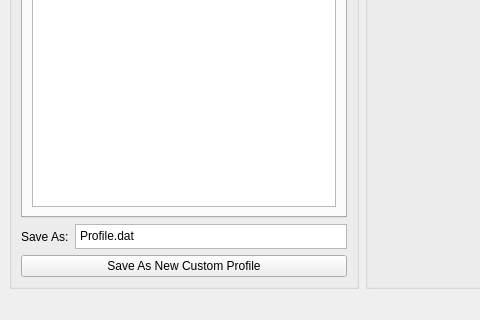
Qt form mainwindow.ui (JordanViramontes/Cave-Story-Profile-Manager) before a commit; both pictures show x 0 to 480 and y 280 to 600 of the 1000 by 600 pixel window.
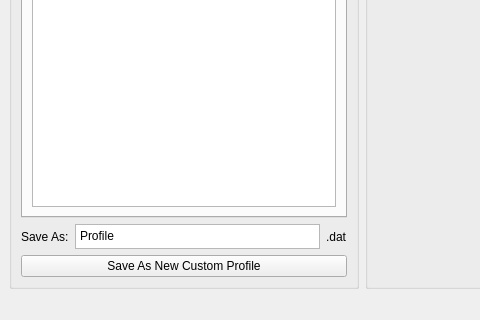
The same form after that commit. Custom widgets are drawn as their Qt base class.

Patch:
```diff
--- a/mainwindow.ui
+++ b/mainwindow.ui
@@ -159,7 +159,14 @@
 li.unchecked::marker { content: &quot;\2610&quot;; }
 li.checked::marker { content: &quot;\2612&quot;; }
 &lt;/style&gt;&lt;/head&gt;&lt;body style=&quot; font-family:'Segoe UI'; font-size:9pt; font-weight:400; font-style:normal;&quot;&gt;
-&lt;p style=&quot; margin-top:0px; margin-bottom:0px; margin-left:0px; margin-right:0px; -qt-block-indent:0; text-indent:0px;&quot;&gt;Profile.dat&lt;/p&gt;&lt;/body&gt;&lt;/html&gt;</string>
+&lt;p style=&quot; margin-top:0px; margin-bottom:0px; margin-left:0px; margin-right:0px; -qt-block-indent:0; text-indent:0px;&quot;&gt;Profile&lt;/p&gt;&lt;/body&gt;&lt;/html&gt;</string>
+               </property>
+              </widget>
+             </item>
+             <item>
+              <widget class="QLabel" name="label">
+               <property name="text">
+                <string>.dat</string>
                </property>
               </widget>
              </item>
```
